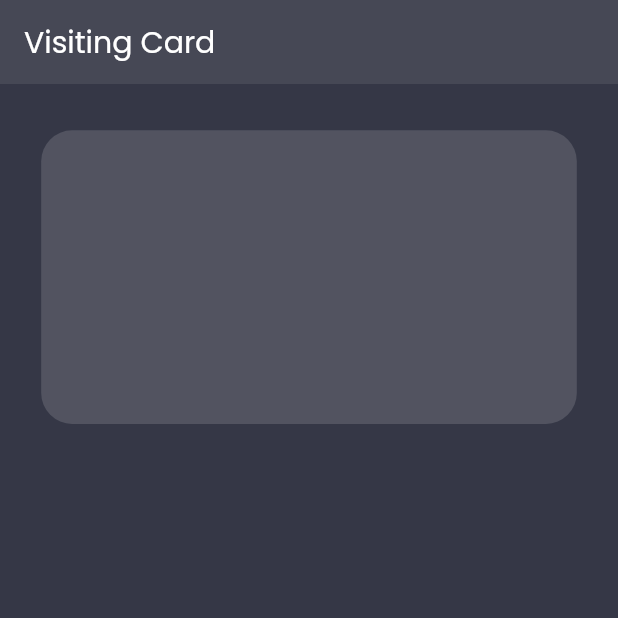
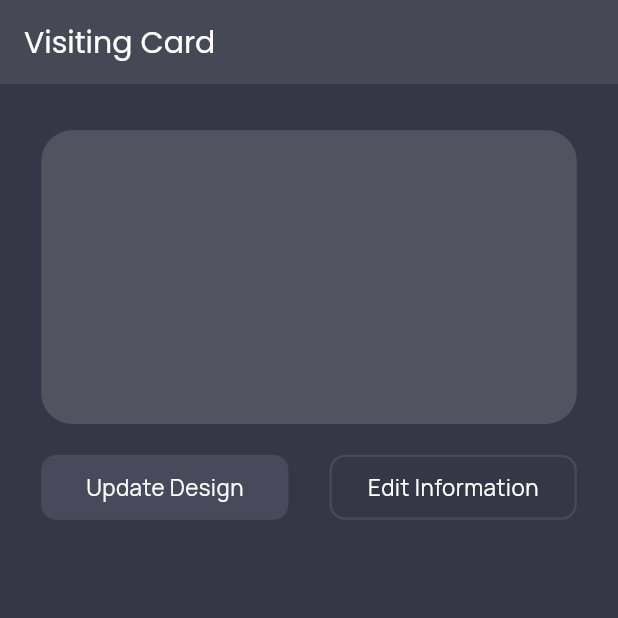
Before and after one commit to ziggy010/FYP_ESHARE, a Flutter app: the screen it shows after launch, on a phone screen of 412 x 824 dp, the top half of it. Run offline on Flutter 3.47's test engine with Material 2 defaults, Android fonts, the phone set to English and light mode, and no system bars; our stand-ins replace card_swiper, flutter_screenutil.

Commit message:
finished button

```diff
--- /dev/null
+++ b/lib/View/components/main_components/my_button.dart
@@ -0,0 +1,39 @@
+import 'package:flutter/material.dart';
+import 'package:flutter_screenutil/flutter_screenutil.dart';
+
+class MyButton extends StatelessWidget {
+  final Color buttonColor;
+  final String text;
+  final Color borderColor;
+
+  MyButton({
+    this.borderColor = Colors.transparent,
+    required this.buttonColor,
+    required this.text,
+  });
+
+  @override
+  Widget build(BuildContext context) {
+    return Container(
+      height: 42.h,
+      width: 144.w,
+      decoration: BoxDecoration(
+          color: buttonColor,
+          borderRadius: BorderRadius.circular(10.r),
+          border: Border.all(
+            color: borderColor,
+            width: 1.5,
+          )),
+      child: Center(
+          child: Text(
+        text,
+        style: TextStyle(
+          color: Colors.white,
+          fontSize: 13.sp,
+          fontFamily: 'manrope',
+          letterSpacing: 0.3,
+        ),
+      )),
+    );
+  }
+}
--- a/lib/View/components/my_detail_components/my_detail_mid.dart
+++ b/lib/View/components/my_detail_components/my_detail_mid.dart
@@ -1,3 +1,4 @@
+import 'package:e_share/View/components/main_components/my_button.dart';
 import 'package:flutter/material.dart';
 import 'package:flutter_screenutil/flutter_screenutil.dart';
 
@@ -11,8 +12,17 @@ class MyDetailMid extends StatelessWidget {
         top: 20.h,
       ),
       child: Row(
+        mainAxisAlignment: MainAxisAlignment.spaceBetween,
         children: [
-          Container(),
+          MyButton(
+            buttonColor: const Color(0xFF49495C),
+            text: 'Update Design',
+          ),
+          MyButton(
+            buttonColor: Colors.transparent,
+            text: 'Edit Information',
+            borderColor: const Color(0xFF49495C),
+          ),
         ],
       ),
     );
--- a/lib/View/my_detail_page.dart
+++ b/lib/View/my_detail_page.dart
@@ -1,4 +1,5 @@
 import 'package:e_share/Main%20files/constant.dart';
+import 'package:e_share/View/components/my_detail_components/my_detail_mid.dart';
 import 'package:e_share/View/components/my_detail_components/my_detail_top.dart';
 import 'package:flutter/material.dart';
 import 'package:flutter_screenutil/flutter_screenutil.dart';
@@ -25,6 +26,7 @@ class MyDetail extends StatelessWidget {
         child: Column(
           children: [
             MyDetailTop(),
+            MyDetailMid(),
           ],
         ),
       ),
```
